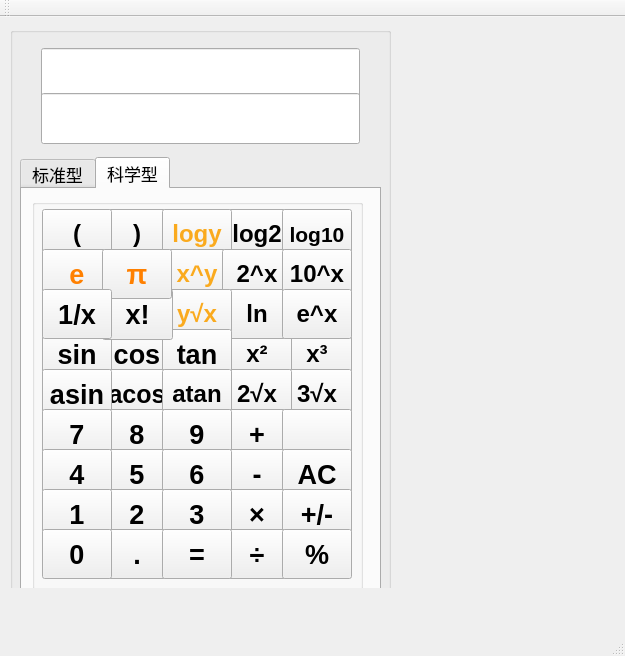
Qt form mainwindow.ui (Zhangjignyi/calculator) before a commit.
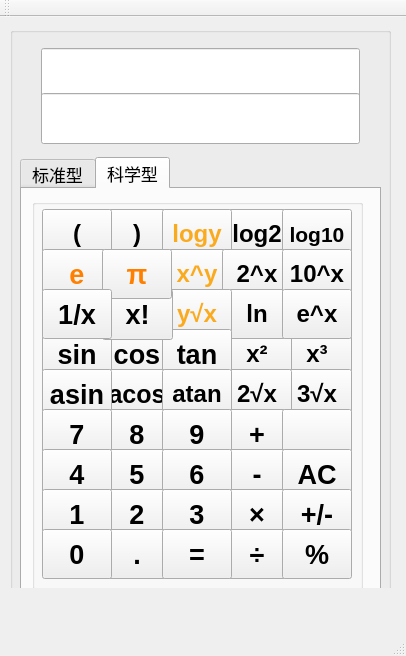
The same form after that commit. Icons and pictures are not drawn.

What changed in the file:
```diff
--- a/mainwindow.ui
+++ b/mainwindow.ui
@@ -6,7 +6,7 @@
    <rect>
     <x>0</x>
     <y>0</y>
-    <width>625</width>
+    <width>406</width>
     <height>656</height>
    </rect>
   </property>
```
Left out of the diff: 400 changed lines with no effect on the pictures.
